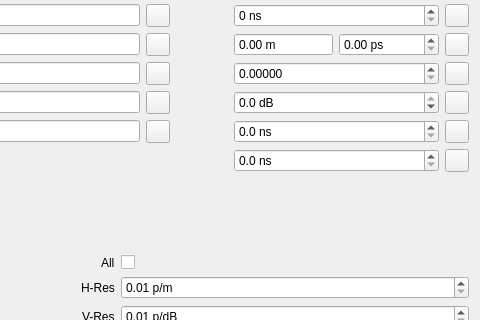
Before: the Qt Designer form gui/reflectogramwidget.ui in agarb7/Profes.SOR, drawn with Qt 5; both pictures show x 325 to 805 and y 93 to 413 of the 805 by 662 pixel window.
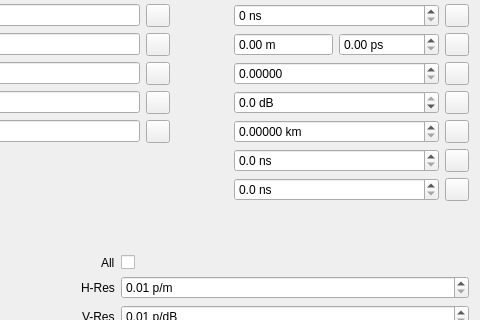
After: the same form once the commit is applied. Custom widgets are drawn as their Qt base class.

Commit message: Add spin-box for range from fxd-params

```diff
--- a/gui/reflectogramwidget.ui
+++ b/gui/reflectogramwidget.ui
@@ -377,14 +377,14 @@
          </item>
         </layout>
        </item>
-       <item row="6" column="0">
+       <item row="7" column="0">
         <widget class="Label" name="fiberStartPositionLabel">
          <property name="text">
           <string/>
          </property>
         </widget>
        </item>
-       <item row="6" column="1">
+       <item row="7" column="1">
         <layout class="QHBoxLayout" name="horizontalLayout_15">
          <item>
           <widget class="QDoubleSpinBox" name="fiberStartPositionEdit">
@@ -410,14 +410,14 @@
          </item>
         </layout>
        </item>
-       <item row="7" column="0">
+       <item row="8" column="0">
         <widget class="Label" name="fiberLengthLabel">
          <property name="text">
           <string/>
          </property>
         </widget>
        </item>
-       <item row="7" column="1">
+       <item row="8" column="1">
         <layout class="QHBoxLayout" name="horizontalLayout_9">
          <item>
           <widget class="QDoubleSpinBox" name="fiberLengthEdit">
@@ -443,6 +443,36 @@
          </item>
         </layout>
        </item>
+       <item row="6" column="0">
+        <widget class="Label" name="rangeLabel">
+         <property name="text">
+          <string/>
+         </property>
+        </widget>
+       </item>
+       <item row="6" column="1">
+        <layout class="QHBoxLayout" name="horizontalLayout_19">
+         <item>
+          <widget class="QDoubleSpinBox" name="rangeEdit">
+           <property name="accelerated">
+            <bool>true</bool>
+           </property>
+           <property name="suffix">
+            <string> km</string>
+           </property>
+           <property name="decimals">
+            <number>5</number>
+           </property>
+           <property name="maximum">
+            <double>999.990000000000009</double>
+           </property>
+          </widget>
+         </item>
+         <item>
+          <widget class="ToAllButton" name="rangeAllBtn"/>
+         </item>
+        </layout>
+       </item>
       </layout>
      </item>
     </layout>
```
The commit also changes 4 other files.
